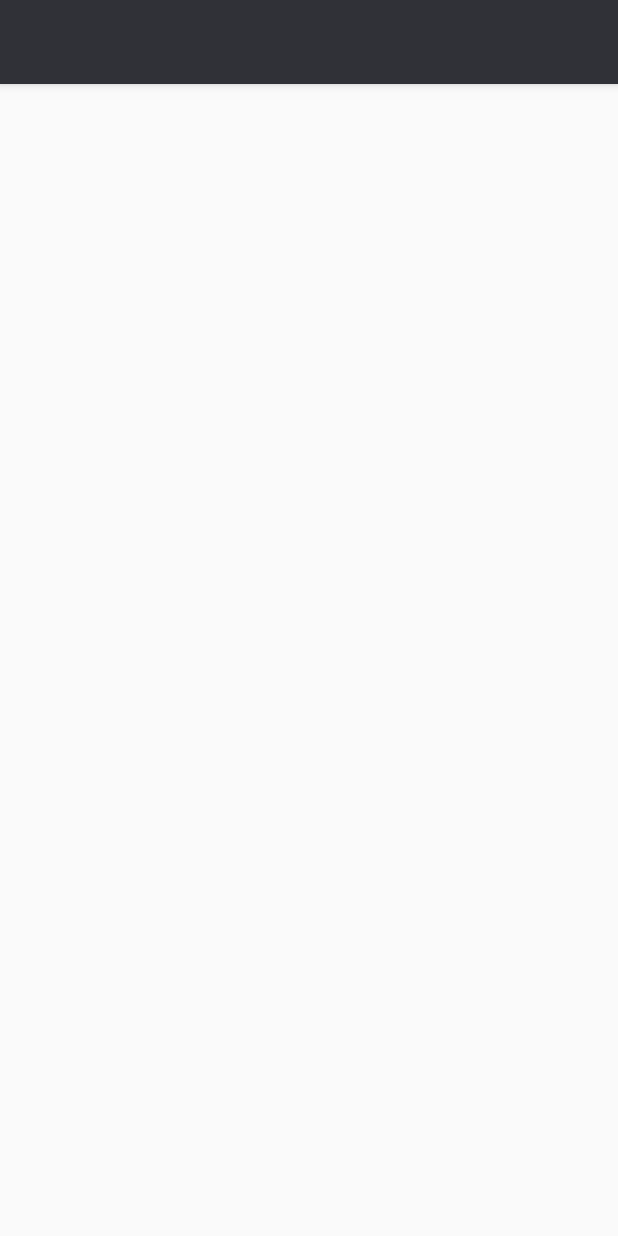
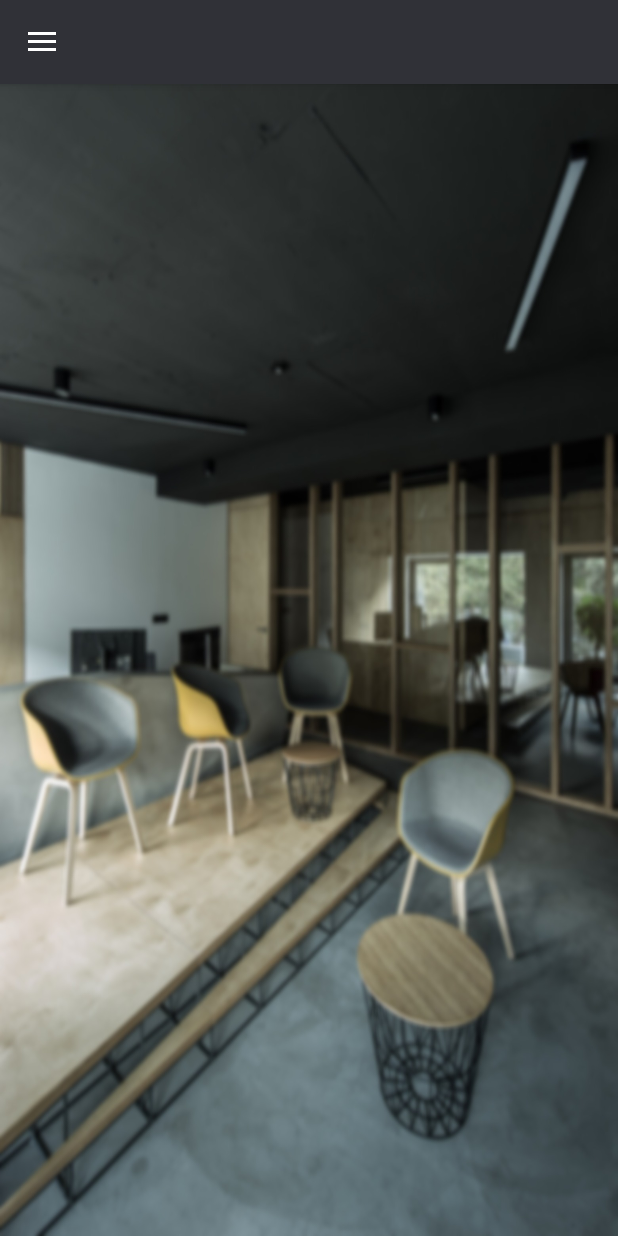
Before and after one commit to foundationsapp/Foundations, an Android app: the AppActivity screen opened directly, with no data from a screen before it, on a phone screen of 412 x 824 dp. Run offline under Robolectric (Android 15) with nearby library versions, the phone set to English and light mode, and no system bars.

Commit message:
Created a navigation bar for main page of app

```diff
--- a/app/build.gradle
+++ b/app/build.gradle
@@ -39,6 +39,8 @@
     implementation 'org.jetbrains:annotations-java5:15.0'
     implementation 'androidx.lifecycle:lifecycle-extensions:2.2.0'
     implementation 'androidx.recyclerview:recyclerview:1.1.0'
+    implementation 'com.google.android.material:material:1.3.0-alpha03'
+    implementation 'com.google.android.material:material:1.2.1'
     testImplementation 'junit:junit:4.12'
     androidTestImplementation 'androidx.test.ext:junit:1.1.2'
     androidTestImplementation 'androidx.test.espresso:espresso-core:3.3.0'
--- a/app/src/main/java/com/example/foundations/AppActivity.java
+++ b/app/src/main/java/com/example/foundations/AppActivity.java
@@ -3,12 +3,20 @@
 import android.content.Intent;
 import android.os.Bundle;
 import android.util.Log;
+import android.view.MenuItem;
 
+import androidx.annotation.NonNull;
+import androidx.appcompat.app.ActionBarDrawerToggle;
 import androidx.appcompat.app.AppCompatActivity;
+import androidx.drawerlayout.widget.DrawerLayout;
 
 public class AppActivity extends AppCompatActivity {
 
+    private DrawerLayout drawerLayout;
+    private ActionBarDrawerToggle toggle;
+
     private final static String TAG = AppActivity.class.getSimpleName();
+
 
     @Override
     protected void onCreate(Bundle savedInstanceState) {
@@ -17,6 +25,18 @@
         Intent intent = getIntent();
         Profile currentProfile = intent.getParcelableExtra("userProfile");
 
+        drawerLayout = (DrawerLayout) findViewById(R.id.drawer);
+        toggle = new ActionBarDrawerToggle( this,drawerLayout, R.string.open, R.string.close);
+        drawerLayout.addDrawerListener(toggle);
+        toggle.syncState();
+        getSupportActionBar().setDisplayHomeAsUpEnabled(true);
     }
 
+    @Override
+    public boolean onOptionsItemSelected( MenuItem item) {
+        if(toggle.onOptionsItemSelected(item)){
+            return true;
+        }
+        return super.onOptionsItemSelected(item);
+    }
 }
--- /dev/null
+++ b/app/src/main/res/drawable/ic_baseline_account_circle_24.xml
@@ -0,0 +1,10 @@
+<vector xmlns:android="http://schemas.android.com/apk/res/android"
+    android:width="24dp"
+    android:height="24dp"
+    android:viewportWidth="24"
+    android:viewportHeight="24"
+    android:tint="?attr/colorControlNormal">
+  <path
+      android:fillColor="@color/colorPrimary"
+      android:pathData="M12,2C6.48,2 2,6.48 2,12s4.48,10 10,10 10,-4.48 10,-10S17.52,2 12,2zM12,5c1.66,0 3,1.34 3,3s-1.34,3 -3,3 -3,-1.34 -3,-3 1.34,-3 3,-3zM12,19.2c-2.5,0 -4.71,-1.28 -6,-3.22 0.03,-1.99 4,-3.08 6,-3.08 1.99,0 5.97,1.09 6,3.08 -1.29,1.94 -3.5,3.22 -6,3.22z"/>
+</vector>
--- /dev/null
+++ b/app/src/main/res/drawable/ic_baseline_check_circle_24.xml
@@ -0,0 +1,10 @@
+<vector xmlns:android="http://schemas.android.com/apk/res/android"
+    android:width="24dp"
+    android:height="24dp"
+    android:viewportWidth="24"
+    android:viewportHeight="24"
+    android:tint="?attr/colorControlNormal">
+  <path
+      android:fillColor="@android:color/white"
+      android:pathData="M12,2C6.48,2 2,6.48 2,12s4.48,10 10,10 10,-4.48 10,-10S17.52,2 12,2zM10,17l-5,-5 1.41,-1.41L10,14.17l7.59,-7.59L19,8l-9,9z"/>
+</vector>
--- /dev/null
+++ b/app/src/main/res/drawable/ic_baseline_description_24.xml
@@ -0,0 +1,10 @@
+<vector xmlns:android="http://schemas.android.com/apk/res/android"
+    android:width="24dp"
+    android:height="24dp"
+    android:viewportWidth="24"
+    android:viewportHeight="24"
+    android:tint="?attr/colorControlNormal">
+  <path
+      android:fillColor="@android:color/white"
+      android:pathData="M14,2L6,2c-1.1,0 -1.99,0.9 -1.99,2L4,20c0,1.1 0.89,2 1.99,2L18,22c1.1,0 2,-0.9 2,-2L20,8l-6,-6zM16,18L8,18v-2h8v2zM16,14L8,14v-2h8v2zM13,9L13,3.5L18.5,9L13,9z"/>
+</vector>
--- /dev/null
+++ b/app/src/main/res/drawable/ic_baseline_exit_to_app_24.xml
@@ -0,0 +1,10 @@
+<vector xmlns:android="http://schemas.android.com/apk/res/android"
+    android:width="24dp"
+    android:height="24dp"
+    android:viewportWidth="24"
+    android:viewportHeight="24"
+    android:tint="?attr/colorControlNormal">
+  <path
+      android:fillColor="@android:color/white"
+      android:pathData="M10.09,15.59L11.5,17l5,-5 -5,-5 -1.41,1.41L12.67,11H3v2h9.67l-2.58,2.59zM19,3H5c-1.11,0 -2,0.9 -2,2v4h2V5h14v14H5v-4H3v4c0,1.1 0.89,2 2,2h14c1.1,0 2,-0.9 2,-2V5c0,-1.1 -0.9,-2 -2,-2z"/>
+</vector>
--- /dev/null
+++ b/app/src/main/res/drawable/ic_baseline_picture_as_pdf_24.xml
@@ -0,0 +1,10 @@
+<vector xmlns:android="http://schemas.android.com/apk/res/android"
+    android:width="24dp"
+    android:height="24dp"
+    android:viewportWidth="24"
+    android:viewportHeight="24"
+    android:tint="?attr/colorControlNormal">
+  <path
+      android:fillColor="@android:color/white"
+      android:pathData="M20,2L8,2c-1.1,0 -2,0.9 -2,2v12c0,1.1 0.9,2 2,2h12c1.1,0 2,-0.9 2,-2L22,4c0,-1.1 -0.9,-2 -2,-2zM11.5,9.5c0,0.83 -0.67,1.5 -1.5,1.5L9,11v2L7.5,13L7.5,7L10,7c0.83,0 1.5,0.67 1.5,1.5v1zM16.5,11.5c0,0.83 -0.67,1.5 -1.5,1.5h-2.5L12.5,7L15,7c0.83,0 1.5,0.67 1.5,1.5v3zM20.5,8.5L19,8.5v1h1.5L20.5,11L19,11v2h-1.5L17.5,7h3v1.5zM9,9.5h1v-1L9,8.5v1zM4,6L2,6v14c0,1.1 0.9,2 2,2h14v-2L4,20L4,6zM14,11.5h1v-3h-1v3z"/>
+</vector>
--- /dev/null
+++ b/app/src/main/res/drawable/ic_baseline_settings_24.xml
@@ -0,0 +1,10 @@
+<vector xmlns:android="http://schemas.android.com/apk/res/android"
+    android:width="24dp"
+    android:height="24dp"
+    android:viewportWidth="24"
+    android:viewportHeight="24"
+    android:tint="?attr/colorControlNormal">
+  <path
+      android:fillColor="@android:color/white"
+      android:pathData="M19.14,12.94c0.04,-0.3 0.06,-0.61 0.06,-0.94c0,-0.32 -0.02,-0.64 -0.07,-0.94l2.03,-1.58c0.18,-0.14 0.23,-0.41 0.12,-0.61l-1.92,-3.32c-0.12,-0.22 -0.37,-0.29 -0.59,-0.22l-2.39,0.96c-0.5,-0.38 -1.03,-0.7 -1.62,-0.94L14.4,2.81c-0.04,-0.24 -0.24,-0.41 -0.48,-0.41h-3.84c-0.24,0 -0.43,0.17 -0.47,0.41L9.25,5.35C8.66,5.59 8.12,5.92 7.63,6.29L5.24,5.33c-0.22,-0.08 -0.47,0 -0.59,0.22L2.74,8.87C2.62,9.08 2.66,9.34 2.86,9.48l2.03,1.58C4.84,11.36 4.8,11.69 4.8,12s0.02,0.64 0.07,0.94l-2.03,1.58c-0.18,0.14 -0.23,0.41 -0.12,0.61l1.92,3.32c0.12,0.22 0.37,0.29 0.59,0.22l2.39,-0.96c0.5,0.38 1.03,0.7 1.62,0.94l0.36,2.54c0.05,0.24 0.24,0.41 0.48,0.41h3.84c0.24,0 0.44,-0.17 0.47,-0.41l0.36,-2.54c0.59,-0.24 1.13,-0.56 1.62,-0.94l2.39,0.96c0.22,0.08 0.47,0 0.59,-0.22l1.92,-3.32c0.12,-0.22 0.07,-0.47 -0.12,-0.61L19.14,12.94zM12,15.6c-1.98,0 -3.6,-1.62 -3.6,-3.6s1.62,-3.6 3.6,-3.6s3.6,1.62 3.6,3.6S13.98,15.6 12,15.6z"/>
+</vector>
--- a/app/src/main/res/layout/activity_main.xml
+++ b/app/src/main/res/layout/activity_main.xml
@@ -52,6 +52,7 @@
             android:layout_gravity="center"/>
         <LinearLayout
             android:layout_width="@dimen/_300"
+
             android:layout_gravity="center"
             android:layout_height="@dimen/_200">
             <androidx.recyclerview.widget.RecyclerView
--- a/app/src/main/res/layout/app_page.xml
+++ b/app/src/main/res/layout/app_page.xml
@@ -1,6 +1,29 @@
 <?xml version="1.0" encoding="utf-8"?>
-<androidx.constraintlayout.widget.ConstraintLayout
-    xmlns:android="http://schemas.android.com/apk/res/android" android:layout_width="match_parent"
-    android:layout_height="match_parent">
+<androidx.drawerlayout.widget.DrawerLayout xmlns:android="http://schemas.android.com/apk/res/android"
+    android:layout_width="match_parent"
+    android:layout_height="match_parent"
+    android:id="@+id/drawer"
+    xmlns:app="http://schemas.android.com/apk/res-auto"
+    xmlns:tools="http://schemas.android.com/tools"
+    tools:context=".AppActivity">
+    <LinearLayout
+        android:layout_width="match_parent"
+        android:layout_height="match_parent"
+        android:background="@drawable/image">
 
-</androidx.constraintlayout.widget.ConstraintLayout>
+    </LinearLayout>
+
+    <com.google.android.material.navigation.NavigationView
+        app:headerLayout="@layout/header"
+        android:layout_width="wrap_content"
+        android:layout_height="match_parent"
+        app:itemTextColor="@color/black"
+        app:itemIconTint="@color/black"
+        app:menu="@menu/menu_drawer"
+        android:layout_gravity="start"
+        >
+
+    </com.google.android.material.navigation.NavigationView>
+
+
+</androidx.drawerlayout.widget.DrawerLayout>
--- /dev/null
+++ b/app/src/main/res/layout/header.xml
@@ -0,0 +1,26 @@
+<?xml version="1.0" encoding="utf-8"?>
+<LinearLayout
+    android:orientation="vertical"
+    xmlns:android="http://schemas.android.com/apk/res/android"
+    android:layout_width="match_parent"
+    android:layout_height="@dimen/_160"
+    android:background="#83181819"
+    android:padding="@dimen/_20">
+
+    <ImageView
+        android:layout_width="@dimen/_80"
+        android:layout_height="@dimen/_80"
+        android:src="@drawable/ic_baseline_account_circle_24"/>
+    <TextView
+        android:id="@+id/user_name"
+        android:layout_width="wrap_content"
+        android:layout_height="wrap_content"
+        android:textColor="@color/white"
+        android:text="@string/app_name"/>
+    <TextView
+        android:id="@+id/user_email"
+        android:layout_width="wrap_content"
+        android:layout_height="wrap_content"
+        android:textColor="@color/white"
+        android:text="@string/user_email"/>
+</LinearLayout>
--- /dev/null
+++ b/app/src/main/res/menu/menu_drawer.xml
@@ -0,0 +1,9 @@
+<?xml version="1.0" encoding="utf-8"?>
+<menu xmlns:android="http://schemas.android.com/apk/res/android">
+    <item android:id="@+id/profile" android:title="@string/profile" android:icon="@drawable/ic_baseline_account_circle_24"/>
+    <item android:id="@+id/inspections" android:title="@string/inspections" android:icon="@drawable/ic_baseline_description_24"/>
+    <item android:id="@+id/checklists" android:title="@string/checklists" android:icon="@drawable/ic_baseline_check_circle_24"/>
+    <item android:id="@+id/pdfs" android:title="@string/pdfs" android:icon="@drawable/ic_baseline_picture_as_pdf_24"/>
+    <item android:id="@+id/settings" android:title="@string/settings" android:icon="@drawable/ic_baseline_settings_24"/>
+    <item android:id="@+id/logout" android:title="@string/logout" android:icon="@drawable/ic_baseline_exit_to_app_24"/>
+</menu>
--- a/app/src/main/res/values/dimens.xml
+++ b/app/src/main/res/values/dimens.xml
@@ -20,4 +20,5 @@
     <dimen name="_700">700sp</dimen>
     <dimen name="_800">800sp</dimen>
     <dimen name="_900">900sp</dimen>
+    <dimen name="_160">160sp</dimen>
 </resources>
--- a/app/src/main/res/values/strings.xml
+++ b/app/src/main/res/values/strings.xml
@@ -16,4 +16,13 @@
     <string name="first_name">First Name</string>
     <string name="last_name">Last Name</string>
     <string name="empty_field">Please check for empty fields</string>
+    <string name="profile">Profile</string>
+    <string name="inspections">Inspections</string>
+    <string name="checklists">Checklists</string>
+    <string name="pdfs">PDFs</string>
+    <string name="settings">Settings</string>
+    <string name="logout">Logout</string>
+    <string name="user_email">user@foundations.com</string>
+    <string name="open">Open</string>
+    <string name="close">Close</string>
 </resources>
```
Also changed, not shown: app/src/main/res/drawable/image.jpg (added).
